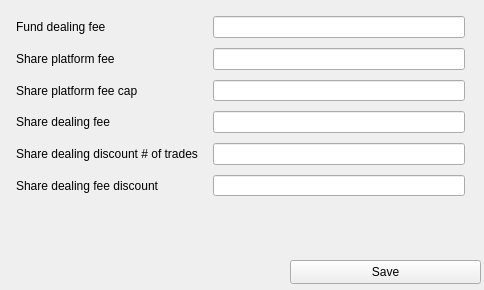
Above: gui/platform_edit.ui from RolandWH/SIPPCompare before the change. Below: the same form after it.
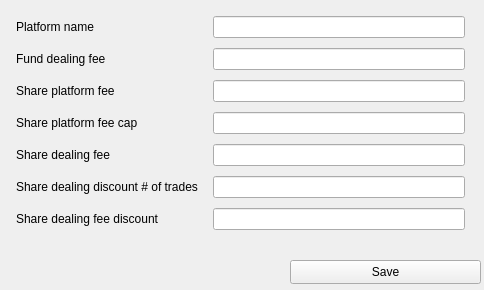
That is the form after the change.

Commit message: fix bugs and add platform name opt

```diff
--- a/gui/platform_edit.ui
+++ b/gui/platform_edit.ui
@@ -19,7 +19,7 @@
      <x>10</x>
      <y>10</y>
      <width>461</width>
-     <height>191</height>
+     <height>226</height>
     </rect>
    </property>
    <layout class="QGridLayout" name="gridLayout">
@@ -41,66 +41,76 @@
     <property name="verticalSpacing">
      <number>10</number>
     </property>
-    <item row="2" column="0" colspan="2">
+    <item row="3" column="0" colspan="2">
      <widget class="QLabel" name="share_plat_fee_lab">
       <property name="text">
        <string>Share platform fee</string>
       </property>
      </widget>
     </item>
-    <item row="4" column="2">
+    <item row="5" column="2">
      <widget class="QLineEdit" name="share_deal_fee_box"/>
     </item>
-    <item row="3" column="2">
+    <item row="4" column="2">
      <widget class="QLineEdit" name="share_plat_max_fee_box"/>
     </item>
-    <item row="0" column="0" colspan="2">
+    <item row="1" column="0" colspan="2">
      <widget class="QLabel" name="fund_deal_fee_lab">
       <property name="text">
        <string>Fund dealing fee</string>
       </property>
      </widget>
     </item>
-    <item row="0" column="2">
+    <item row="1" column="2">
      <widget class="QLineEdit" name="fund_deal_fee_box"/>
     </item>
-    <item row="2" column="2">
+    <item row="3" column="2">
      <widget class="QLineEdit" name="share_plat_fee_box"/>
     </item>
-    <item row="3" column="0" colspan="2">
+    <item row="4" column="0" colspan="2">
      <widget class="QLabel" name="share_plat_max_fee_lab">
       <property name="text">
        <string>Share platform fee cap</string>
       </property>
      </widget>
     </item>
-    <item row="7" column="2">
+    <item row="8" column="2">
      <widget class="QLineEdit" name="share_deal_reduce_amount_box"/>
     </item>
-    <item row="4" column="0" colspan="2">
+    <item row="5" column="0" colspan="2">
      <widget class="QLabel" name="share_deal_fee_lab">
       <property name="text">
        <string>Share dealing fee</string>
       </property>
      </widget>
     </item>
-    <item row="7" column="0" colspan="2">
+    <item row="8" column="0" colspan="2">
      <widget class="QLabel" name="share_deal_reduce_amount_lab">
       <property name="text">
        <string>Share dealing fee discount</string>
       </property>
      </widget>
     </item>
-    <item row="6" column="2">
+    <item row="7" column="2">
      <widget class="QLineEdit" name="share_deal_reduce_trades_box"/>
     </item>
-    <item row="6" column="0" colspan="2">
+    <item row="7" column="0" colspan="2">
      <widget class="QLabel" name="share_deal_reduce_trades_lab">
       <property name="text">
        <string>Share dealing discount # of trades</string>
       </property>
      </widget>
     </item>
+    <item row="0" column="0" colspan="2">
+     <widget class="QLabel" name="plat_name_lab">
+      <property name="text">
+       <string>Platform name</string>
+      </property>
+     </widget>
+    </item>
+    <item row="0" column="2">
+     <widget class="QLineEdit" name="plat_name_box"/>
+    </item>
    </layout>
   </widget>
   <widget class="QPushButton" name="save_but">
```
Left out of the diff: 1 changed line with no effect on the pictures. The commit also changes 3 other files.
